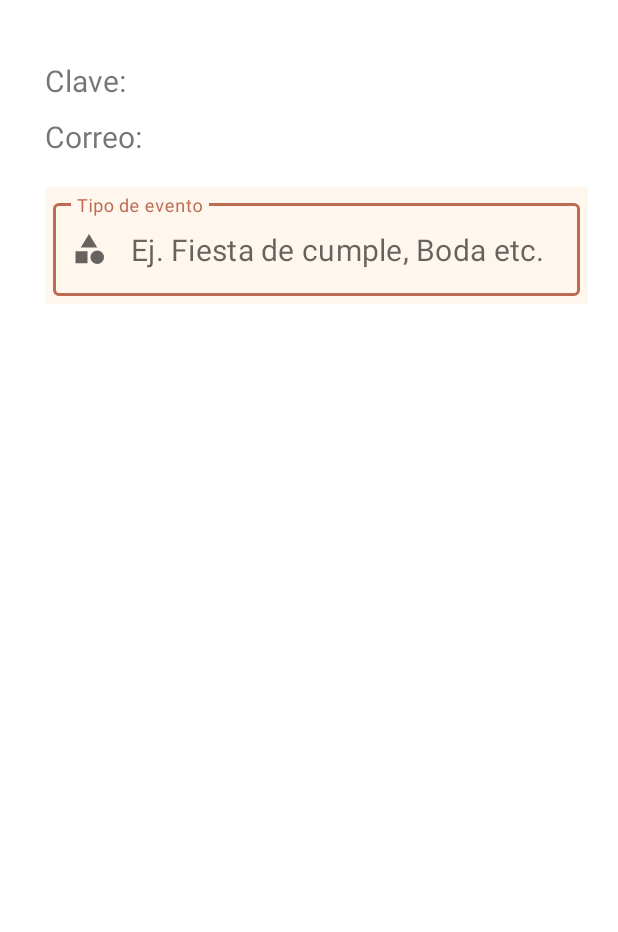
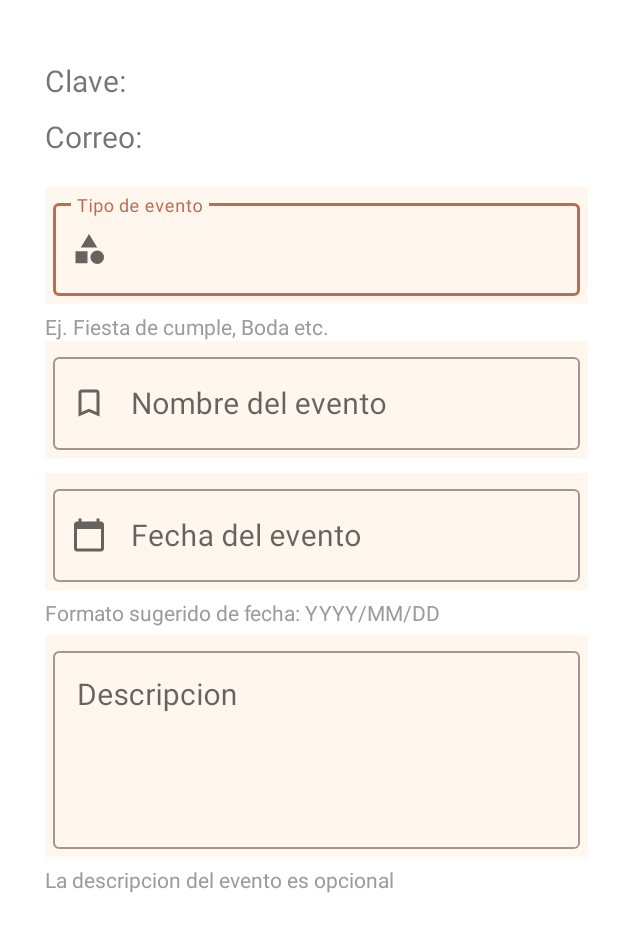
Before and after one commit to charlie1525/LADM_U4_Practica2_AlbumFotografico_CarlosyCarlos, an Android app: the layout createpopup.xml on its own in the app's theme, with its tools: preview values and no code run, on a phone screen of 412 x 824 dp. Shown: the top 932 px of the screen. Run offline under Robolectric (Android 15) with nearby library versions, the phone set to English and light mode, and no system bars.

Commit message:
functionality changes, plus added event detail screen

```diff
--- a/app/src/main/AndroidManifest.xml
+++ b/app/src/main/AndroidManifest.xml
@@ -13,6 +13,9 @@
         android:supportsRtl="true"
         android:theme="@style/Theme.LADM_U4_Practica2_AlbumFotografico_CarlosyCarlos"
         tools:targetApi="31">
+        <activity
+            android:name=".EventDetailActivity"
+            android:exported="false" />
         <activity
             android:name=".EditEventActivity"
             android:exported="false" />
--- a/app/src/main/java/mx/tecnm/ittepic/ladm_u4_practica2_albumfotografico_carlosycarlos/EditEventActivity.kt
+++ b/app/src/main/java/mx/tecnm/ittepic/ladm_u4_practica2_albumfotografico_carlosycarlos/EditEventActivity.kt
@@ -10,5 +10,9 @@ class EditEventActivity : AppCompatActivity() {
         super.onCreate(savedInstanceState)
         binding = ActivityEditEventBinding.inflate(layoutInflater)
         setContentView(binding.root)
+        title = "Editar evento"
+
+        binding.regresar.setOnClickListener { finish() }
     }
+
 }
--- /dev/null
+++ b/app/src/main/res/drawable/ic_baseline_bookmark_border_24.xml
@@ -0,0 +1,5 @@
+<vector android:height="24dp" android:tint="#000000"
+    android:viewportHeight="24" android:viewportWidth="24"
+    android:width="24dp" xmlns:android="http://schemas.android.com/apk/res/android">
+    <path android:fillColor="@android:color/white" android:pathData="M17,3L7,3c-1.1,0 -1.99,0.9 -1.99,2L5,21l7,-3 7,3L19,5c0,-1.1 -0.9,-2 -2,-2zM17,18l-5,-2.18L7,18L7,5h10v13z"/>
+</vector>
--- /dev/null
+++ b/app/src/main/res/drawable/ic_baseline_calendar_today_24.xml
@@ -0,0 +1,5 @@
+<vector android:height="24dp" android:tint="#000000"
+    android:viewportHeight="24" android:viewportWidth="24"
+    android:width="24dp" xmlns:android="http://schemas.android.com/apk/res/android">
+    <path android:fillColor="@android:color/white" android:pathData="M20,3h-1L19,1h-2v2L7,3L7,1L5,1v2L4,3c-1.1,0 -2,0.9 -2,2v16c0,1.1 0.9,2 2,2h16c1.1,0 2,-0.9 2,-2L22,5c0,-1.1 -0.9,-2 -2,-2zM20,21L4,21L4,8h16v13z"/>
+</vector>
--- /dev/null
+++ b/app/src/main/res/drawable/ic_baseline_camera_alt_24.xml
@@ -0,0 +1,6 @@
+<vector android:height="24dp" android:tint="#000000"
+    android:viewportHeight="24" android:viewportWidth="24"
+    android:width="24dp" xmlns:android="http://schemas.android.com/apk/res/android">
+    <path android:fillColor="@android:color/white" android:pathData="M12,12m-3.2,0a3.2,3.2 0,1 1,6.4 0a3.2,3.2 0,1 1,-6.4 0"/>
+    <path android:fillColor="@android:color/white" android:pathData="M9,2L7.17,4L4,4c-1.1,0 -2,0.9 -2,2v12c0,1.1 0.9,2 2,2h16c1.1,0 2,-0.9 2,-2L22,6c0,-1.1 -0.9,-2 -2,-2h-3.17L15,2L9,2zM12,17c-2.76,0 -5,-2.24 -5,-5s2.24,-5 5,-5 5,2.24 5,5 -2.24,5 -5,5z"/>
+</vector>
--- a/app/src/main/res/layout/activity_edit_event.xml
+++ b/app/src/main/res/layout/activity_edit_event.xml
@@ -67,7 +67,7 @@
     <TextView
         android:layout_width="match_parent"
         android:layout_height="wrap_content"
-        android:text="Formato sugerido de fecha: YYYY/MM/DD"
+        android:text="@string/suggestedDate"
         android:textAlignment="center"
         android:textColor="@color/gray"
     />
--- a/app/src/main/res/layout/createpopup.xml
+++ b/app/src/main/res/layout/createpopup.xml
@@ -57,7 +57,7 @@
         android:layout_width="match_parent"
         android:layout_height="wrap_content"
         android:layout_marginStart="10sp"
-        android:layout_marginBottom="10dp"
+
         android:background="@color/colorCrema"
         android:hint="@string/eventTypePöpUp"
         android:padding="5dp"
@@ -66,8 +66,89 @@
         <com.google.android.material.textfield.TextInputEditText
             android:id="@+id/tipoPopUp"
             android:layout_width="match_parent"
-            android:hint="@string/placeHolderCrEv"
             android:layout_height="wrap_content"
             android:textSize="20sp" />
     </com.google.android.material.textfield.TextInputLayout>
+    <TextView
+        android:layout_width="match_parent"
+        android:layout_height="wrap_content"
+        android:text="@string/placeHolderCrEv"
+        android:textColor="@color/gray"
+        android:layout_marginStart="10sp"
+        android:layout_marginTop="5dp"
+        />
+    <com.google.android.material.textfield.TextInputLayout
+        style="@style/Widget.MaterialComponents.TextInputLayout.OutlinedBox"
+        android:layout_width="match_parent"
+        android:layout_height="wrap_content"
+        android:layout_marginStart="10sp"
+        android:layout_marginBottom="10dp"
+        android:background="@color/colorCrema"
+        android:hint="@string/eventNamePöpUp"
+        android:padding="5dp"
+        app:startIconDrawable="@drawable/ic_baseline_bookmark_border_24">
+
+        <com.google.android.material.textfield.TextInputEditText
+            android:id="@+id/nombrePopUp"
+            android:layout_width="match_parent"
+            android:layout_height="wrap_content"
+            android:textSize="20sp" />
+    </com.google.android.material.textfield.TextInputLayout>
+
+    <com.google.android.material.textfield.TextInputLayout
+        style="@style/Widget.MaterialComponents.TextInputLayout.OutlinedBox"
+        android:layout_width="match_parent"
+        android:layout_height="wrap_content"
+        android:layout_marginStart="10sp"
+
+        android:background="@color/colorCrema"
+        android:hint="@string/eventDatePöpUp"
+        android:padding="5dp"
+        app:startIconDrawable="@drawable/ic_baseline_calendar_today_24">
+        >
+
+        <com.google.android.material.textfield.TextInputEditText
+            android:id="@+id/fechaPopUp"
+            android:layout_width="match_parent"
+            android:layout_height="wrap_content"
+            android:textSize="20sp" />
+    </com.google.android.material.textfield.TextInputLayout>
+    <TextView
+        android:layout_width="match_parent"
+        android:layout_height="wrap_content"
+        android:layout_marginStart="10sp"
+        android:layout_marginBottom="5dp"
+        android:layout_marginTop="5dp"
+        android:text="Formato sugerido de fecha: YYYY/MM/DD"
+        android:textColor="@color/gray"
+        />
+    <com.google.android.material.textfield.TextInputLayout
+        style="@style/Widget.MaterialComponents.TextInputLayout.OutlinedBox"
+        android:layout_width="match_parent"
+        android:layout_height="wrap_content"
+        android:layout_marginStart="10sp"
+
+        android:background="@color/colorCrema"
+        android:hint="@string/eventDescriptionPöpUp"
+        android:padding="5dp">
+        <com.google.android.material.textfield.TextInputEditText
+            android:id="@+id/descripcionPopUp"
+            android:layout_width="match_parent"
+            android:layout_height="wrap_content"
+            android:textSize="20sp"
+            android:inputType="textMultiLine"
+            android:gravity="top"
+            android:lines="4"
+            />
+
+    </com.google.android.material.textfield.TextInputLayout>
+    <TextView
+        android:layout_width="match_parent"
+        android:layout_height="wrap_content"
+        android:layout_marginStart="10sp"
+        android:layout_marginBottom="5dp"
+        android:layout_marginTop="5dp"
+        android:text="@string/eventDescriptionAlertPöpUp"
+        android:textColor="@color/gray"
+        />
 </LinearLayout>
--- a/app/src/main/res/values/colors.xml
+++ b/app/src/main/res/values/colors.xml
@@ -10,4 +10,6 @@
     <color name="salmon">#FF5A73</color>
     <color name="colorCrema">#FFF6ED</color>
     <color name="gray">#9b9b9b</color>
+    <color name="dark_gray">#565656</color>
+
 </resources>
--- a/app/src/main/res/values/strings.xml
+++ b/app/src/main/res/values/strings.xml
@@ -28,4 +28,11 @@
     <string name="placeHolderCrEv">Ej. Fiesta de cumple, Boda etc.</string>
     <string name="mis_eventosSelector">Mis Eventos</string>
     <string name="keySelectorRemainder">Si cuenta con la clave de un evento, por favor ingrese el numero de evento para ingresar a el</string>
+    <string name="eventNamePöpUp">Nombre del evento</string>
+    <string name="eventDatePöpUp">Fecha del evento</string>
+    <string name="eventDescriptionPöpUp">Descripcion</string>
+    <string name="eventDescriptionAlertPöpUp">La descripcion del evento es opcional</string>
+    <string name="suggestedDate">Formato sugerido de fecha: YYYY/MM/DD</string>
+    <string name="eventPhotosText">Fotos tomadas en el evento</string>
+    <string name="photoListIndications">Seleccione una foto de la lista para visualizarla aquí</string>
 </resources>
```
Also changed, not shown: app/src/main/java/mx/tecnm/ittepic/ladm_u4_practica2_albumfotografico_carlosycarlos/EventDetailActivity.kt (added, +11 -0 lines), app/src/main/java/mx/tecnm/ittepic/ladm_u4_practica2_albumfotografico_carlosycarlos/Selector.kt (+47 -6 lines), app/src/main/res/layout/activity_event_detail.xml (added, +112 -0 lines).
